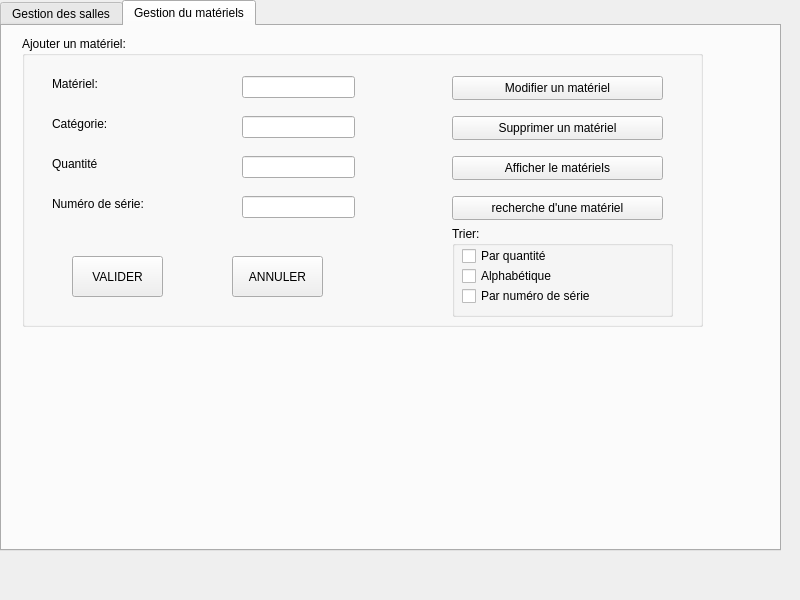
Qt form mainwindow.ui (molka-az/Smart-Cinema) before a commit.
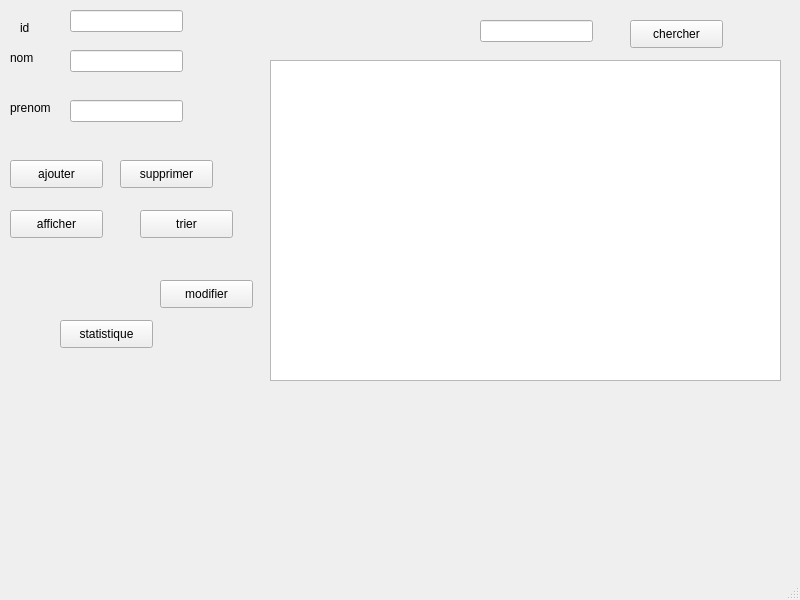
The same form after that commit.

What changed in the file:
```diff
--- a/mainwindow.ui
+++ b/mainwindow.ui
@@ -14,475 +14,185 @@
    <string>MainWindow</string>
   </property>
   <widget class="QWidget" name="centralwidget">
-   <widget class="QTabWidget" name="Gestion_des_salles_2">
-    <property name="geometry">
-     <rect>
-      <x>0</x>
-      <y>0</y>
-      <width>781</width>
-      <height>551</height>
-     </rect>
-    </property>
-    <property name="currentIndex">
-     <number>1</number>
-    </property>
-    <widget class="QWidget" name="Gestion_des_salles">
-     <attribute name="title">
-      <string>Gestion des salles</string>
-     </attribute>
-     <widget class="QGroupBox" name="groupBox">
-      <property name="geometry">
-       <rect>
-        <x>20</x>
-        <y>10</y>
-        <width>681</width>
-        <height>291</height>
-       </rect>
-      </property>
-      <property name="title">
-       <string>Ajouter une salle</string>
-      </property>
-      <widget class="QLabel" name="label">
-       <property name="geometry">
-        <rect>
-         <x>30</x>
-         <y>40</y>
-         <width>121</width>
-         <height>16</height>
-        </rect>
-       </property>
-       <property name="text">
-        <string>Lettre de la salle:</string>
-       </property>
-      </widget>
-      <widget class="QLabel" name="label_2">
-       <property name="geometry">
-        <rect>
-         <x>30</x>
-         <y>80</y>
-         <width>131</width>
-         <height>16</height>
-        </rect>
-       </property>
-       <property name="text">
-        <string>Nombre de places:</string>
-       </property>
-      </widget>
-      <widget class="QLabel" name="label_3">
-       <property name="geometry">
-        <rect>
-         <x>30</x>
-         <y>120</y>
-         <width>131</width>
-         <height>16</height>
-        </rect>
-       </property>
-       <property name="text">
-        <string>Type de projection:</string>
-       </property>
-      </widget>
       <widget class="QLineEdit" name="lineEdit">
        <property name="geometry">
         <rect>
-         <x>220</x>
-         <y>40</y>
+      <x>70</x>
+      <y>10</y>
          <width>113</width>
          <height>22</height>
         </rect>
        </property>
       </widget>
+   <widget class="QLabel" name="label">
+    <property name="geometry">
+     <rect>
+      <x>20</x>
+      <y>20</y>
+      <width>56</width>
+      <height>16</height>
+     </rect>
+    </property>
+    <property name="text">
+     <string>id</string>
+    </property>
+   </widget>
       <widget class="QLineEdit" name="lineEdit_2">
        <property name="geometry">
         <rect>
-         <x>220</x>
-         <y>80</y>
+      <x>70</x>
+      <y>50</y>
          <width>113</width>
          <height>22</height>
         </rect>
        </property>
       </widget>
-      <widget class="QLineEdit" name="lineEdit_3">
+   <widget class="QLabel" name="label_2">
        <property name="geometry">
         <rect>
-         <x>220</x>
-         <y>120</y>
-         <width>113</width>
-         <height>22</height>
-        </rect>
-       </property>
+      <x>10</x>
+      <y>50</y>
+      <width>56</width>
+      <height>16</height>
+     </rect>
+    </property>
+    <property name="text">
+     <string>nom</string>
+    </property>
       </widget>
       <widget class="QPushButton" name="pushButton">
        <property name="geometry">
         <rect>
-         <x>430</x>
-         <y>40</y>
-         <width>211</width>
-         <height>24</height>
+      <x>10</x>
+      <y>160</y>
+      <width>93</width>
+      <height>28</height>
         </rect>
        </property>
        <property name="text">
-        <string>Modifier une salle</string>
+     <string>ajouter</string>
+    </property>
+   </widget>
+   <widget class="QLineEdit" name="lineEdit_3">
+    <property name="geometry">
+     <rect>
+      <x>70</x>
+      <y>100</y>
+      <width>113</width>
+      <height>22</height>
+     </rect>
+    </property>
+   </widget>
+   <widget class="QLabel" name="label_3">
+    <property name="geometry">
+     <rect>
+      <x>10</x>
+      <y>100</y>
+      <width>56</width>
+      <height>16</height>
+     </rect>
+    </property>
+    <property name="text">
+     <string>prenom</string>
        </property>
       </widget>
       <widget class="QPushButton" name="pushButton_2">
        <property name="geometry">
         <rect>
-         <x>50</x>
-         <y>220</y>
-         <width>91</width>
-         <height>41</height>
+      <x>120</x>
+      <y>160</y>
+      <width>93</width>
+      <height>28</height>
         </rect>
        </property>
        <property name="text">
-        <string>VALIDER</string>
+     <string>supprimer</string>
+    </property>
+   </widget>
+   <widget class="QTableView" name="tableView">
+    <property name="geometry">
+     <rect>
+      <x>270</x>
+      <y>60</y>
+      <width>511</width>
+      <height>321</height>
+     </rect>
        </property>
       </widget>
       <widget class="QPushButton" name="pushButton_3">
        <property name="geometry">
         <rect>
-         <x>210</x>
-         <y>220</y>
-         <width>91</width>
-         <height>41</height>
+      <x>10</x>
+      <y>210</y>
+      <width>93</width>
+      <height>28</height>
         </rect>
        </property>
        <property name="text">
-        <string>ANNULER</string>
+     <string>afficher</string>
        </property>
       </widget>
       <widget class="QPushButton" name="pushButton_4">
        <property name="geometry">
         <rect>
-         <x>430</x>
-         <y>160</y>
-         <width>211</width>
-         <height>24</height>
+      <x>140</x>
+      <y>210</y>
+      <width>93</width>
+      <height>28</height>
         </rect>
        </property>
        <property name="text">
-        <string>recherche d'une salle</string>
+     <string>trier</string>
        </property>
       </widget>
       <widget class="QPushButton" name="pushButton_5">
        <property name="geometry">
         <rect>
-         <x>430</x>
-         <y>120</y>
-         <width>211</width>
-         <height>24</height>
-        </rect>
-       </property>
-       <property name="text">
-        <string>Afficher les salles</string>
-       </property>
-      </widget>
-      <widget class="QPushButton" name="pushButton_6">
-       <property name="geometry">
-        <rect>
-         <x>430</x>
-         <y>80</y>
-         <width>211</width>
-         <height>24</height>
-        </rect>
-       </property>
-       <property name="text">
-        <string>Supprimer une salle</string>
-       </property>
-      </widget>
-      <widget class="QGroupBox" name="groupBox_2">
-       <property name="geometry">
-        <rect>
-         <x>430</x>
-         <y>190</y>
-         <width>221</width>
-         <height>91</height>
-        </rect>
-       </property>
-       <property name="title">
-        <string>Trier les salles:</string>
-       </property>
-       <widget class="QCheckBox" name="checkBox">
-        <property name="geometry">
-         <rect>
-          <x>10</x>
+      <x>630</x>
           <y>20</y>
-          <width>80</width>
-          <height>20</height>
+      <width>93</width>
+      <height>28</height>
          </rect>
         </property>
         <property name="text">
-         <string>De A à Z</string>
-        </property>
-       </widget>
-       <widget class="QCheckBox" name="checkBox_2">
-        <property name="geometry">
-         <rect>
-          <x>10</x>
-          <y>60</y>
-          <width>151</width>
-          <height>20</height>
-         </rect>
-        </property>
-        <property name="text">
-         <string>Par nombre de places</string>
-        </property>
-       </widget>
-       <widget class="QCheckBox" name="checkBox_3">
-        <property name="geometry">
-         <rect>
-          <x>10</x>
-          <y>40</y>
-          <width>80</width>
-          <height>20</height>
-         </rect>
-        </property>
-        <property name="text">
-         <string>De Z à A</string>
-        </property>
-       </widget>
-      </widget>
-     </widget>
-    </widget>
-    <widget class="QWidget" name="tab_2">
-     <attribute name="title">
-      <string>Gestion du matériels</string>
-     </attribute>
-     <widget class="QGroupBox" name="groupBox_3">
-      <property name="geometry">
-       <rect>
-        <x>20</x>
-        <y>10</y>
-        <width>681</width>
-        <height>291</height>
-       </rect>
-      </property>
-      <property name="title">
-       <string>Ajouter un matériel:</string>
-      </property>
-      <widget class="QLabel" name="label_4">
-       <property name="geometry">
-        <rect>
-         <x>30</x>
-         <y>40</y>
-         <width>121</width>
-         <height>16</height>
-        </rect>
-       </property>
-       <property name="text">
-        <string>Matériel:</string>
-       </property>
-      </widget>
-      <widget class="QLabel" name="label_5">
-       <property name="geometry">
-        <rect>
-         <x>30</x>
-         <y>80</y>
-         <width>131</width>
-         <height>16</height>
-        </rect>
-       </property>
-       <property name="text">
-        <string>Catégorie:</string>
-       </property>
-      </widget>
-      <widget class="QLabel" name="label_6">
-       <property name="geometry">
-        <rect>
-         <x>30</x>
-         <y>120</y>
-         <width>131</width>
-         <height>16</height>
-        </rect>
-       </property>
-       <property name="text">
-        <string>Quantité</string>
+     <string>chercher</string>
        </property>
       </widget>
       <widget class="QLineEdit" name="lineEdit_4">
        <property name="geometry">
         <rect>
-         <x>220</x>
-         <y>40</y>
+      <x>480</x>
+      <y>20</y>
          <width>113</width>
          <height>22</height>
         </rect>
        </property>
       </widget>
-      <widget class="QLineEdit" name="lineEdit_5">
+   <widget class="QPushButton" name="pushButton_6">
        <property name="geometry">
         <rect>
-         <x>220</x>
-         <y>80</y>
-         <width>113</width>
-         <height>22</height>
-        </rect>
-       </property>
-      </widget>
-      <widget class="QLineEdit" name="lineEdit_6">
-       <property name="geometry">
-        <rect>
-         <x>220</x>
-         <y>120</y>
-         <width>113</width>
-         <height>22</height>
-        </rect>
+      <x>60</x>
+      <y>320</y>
+      <width>93</width>
+      <height>28</height>
+     </rect>
+    </property>
+    <property name="text">
+     <string>statistique</string>
        </property>
       </widget>
       <widget class="QPushButton" name="pushButton_7">
        <property name="geometry">
         <rect>
-         <x>430</x>
-         <y>40</y>
-         <width>211</width>
-         <height>24</height>
+      <x>160</x>
+      <y>280</y>
+      <width>93</width>
+      <height>28</height>
         </rect>
        </property>
        <property name="text">
-        <string>Modifier un matériel</string>
-       </property>
-      </widget>
-      <widget class="QPushButton" name="pushButton_8">
-       <property name="geometry">
-        <rect>
-         <x>50</x>
-         <y>220</y>
-         <width>91</width>
-         <height>41</height>
-        </rect>
-       </property>
-       <property name="text">
-        <string>VALIDER</string>
-       </property>
-      </widget>
-      <widget class="QPushButton" name="pushButton_9">
-       <property name="geometry">
-        <rect>
-         <x>210</x>
-         <y>220</y>
-         <width>91</width>
-         <height>41</height>
-        </rect>
-       </property>
-       <property name="text">
-        <string>ANNULER</string>
-       </property>
-      </widget>
-      <widget class="QPushButton" name="pushButton_10">
-       <property name="geometry">
-        <rect>
-         <x>430</x>
-         <y>160</y>
-         <width>211</width>
-         <height>24</height>
-        </rect>
-       </property>
-       <property name="text">
-        <string>recherche d'une matériel</string>
-       </property>
-      </widget>
-      <widget class="QPushButton" name="pushButton_11">
-       <property name="geometry">
-        <rect>
-         <x>430</x>
-         <y>120</y>
-         <width>211</width>
-         <height>24</height>
-        </rect>
-       </property>
-       <property name="text">
-        <string>Afficher le matériels</string>
-       </property>
-      </widget>
-      <widget class="QPushButton" name="pushButton_12">
-       <property name="geometry">
-        <rect>
-         <x>430</x>
-         <y>80</y>
-         <width>211</width>
-         <height>24</height>
-        </rect>
-       </property>
-       <property name="text">
-        <string>Supprimer un matériel</string>
-       </property>
-      </widget>
-      <widget class="QGroupBox" name="groupBox_4">
-       <property name="geometry">
-        <rect>
-         <x>430</x>
-         <y>190</y>
-         <width>221</width>
-         <height>91</height>
-        </rect>
-       </property>
-       <property name="title">
-        <string>Trier:</string>
-       </property>
-       <widget class="QCheckBox" name="checkBox_4">
-        <property name="geometry">
-         <rect>
-          <x>10</x>
-          <y>20</y>
-          <width>101</width>
-          <height>20</height>
-         </rect>
-        </property>
-        <property name="text">
-         <string>Par quantité</string>
-        </property>
-       </widget>
-       <widget class="QCheckBox" name="checkBox_5">
-        <property name="geometry">
-         <rect>
-          <x>10</x>
-          <y>60</y>
-          <width>151</width>
-          <height>20</height>
-         </rect>
-        </property>
-        <property name="text">
-         <string>Par numéro de série</string>
-        </property>
-       </widget>
-       <widget class="QCheckBox" name="checkBox_6">
-        <property name="geometry">
-         <rect>
-          <x>10</x>
-          <y>40</y>
-          <width>111</width>
-          <height>20</height>
-         </rect>
-        </property>
-        <property name="text">
-         <string>Alphabétique</string>
-        </property>
-       </widget>
-      </widget>
-      <widget class="QLabel" name="label_7">
-       <property name="geometry">
-        <rect>
-         <x>30</x>
-         <y>160</y>
-         <width>131</width>
-         <height>16</height>
-        </rect>
-       </property>
-       <property name="text">
-        <string>Numéro de série:</string>
-       </property>
-      </widget>
-      <widget class="QLineEdit" name="lineEdit_7">
-       <property name="geometry">
-        <rect>
-         <x>220</x>
-         <y>160</y>
-         <width>113</width>
-         <height>22</height>
-        </rect>
-       </property>
-      </widget>
-     </widget>
-    </widget>
+     <string>modifier</string>
+    </property>
    </widget>
   </widget>
   <widget class="QMenuBar" name="menubar">
@@ -495,6 +205,7 @@
     </rect>
    </property>
   </widget>
+  <widget class="QStatusBar" name="statusbar"/>
  </widget>
  <resources/>
  <connections/>
```
Left out of the diff: 2 changed lines with no effect on the pictures. Lines whose indentation alone changed are shown as unchanged.
